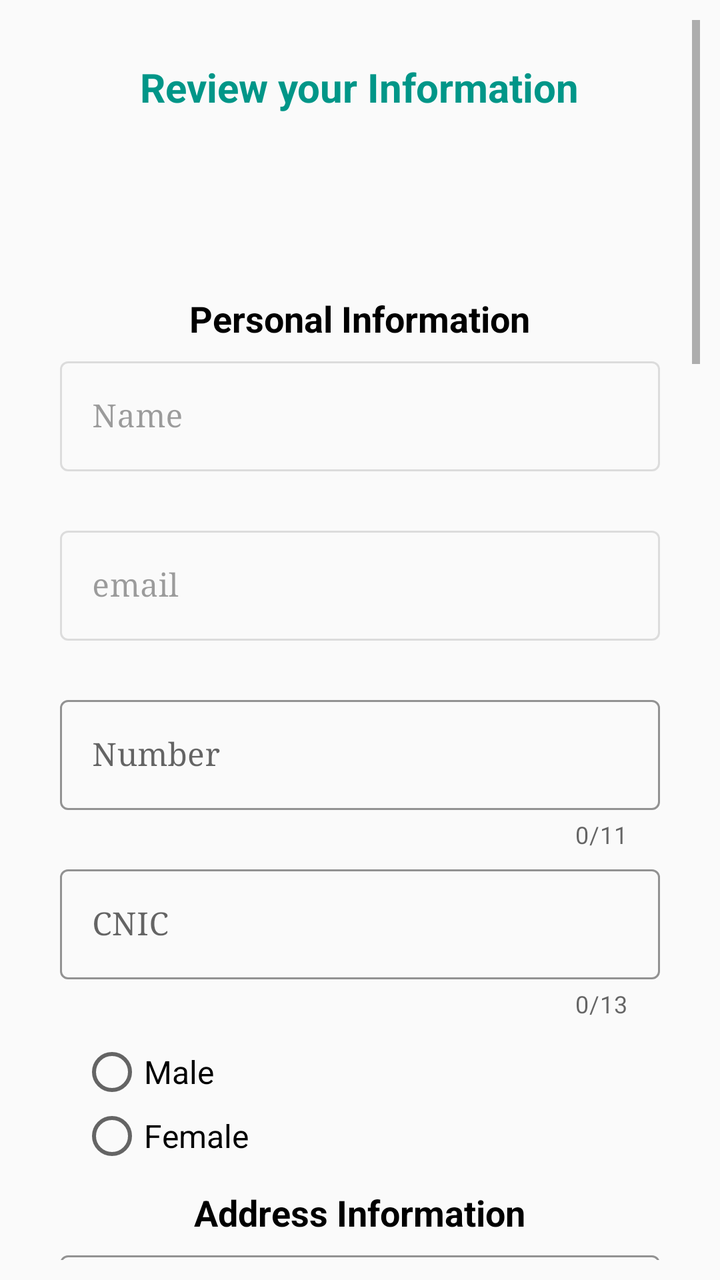
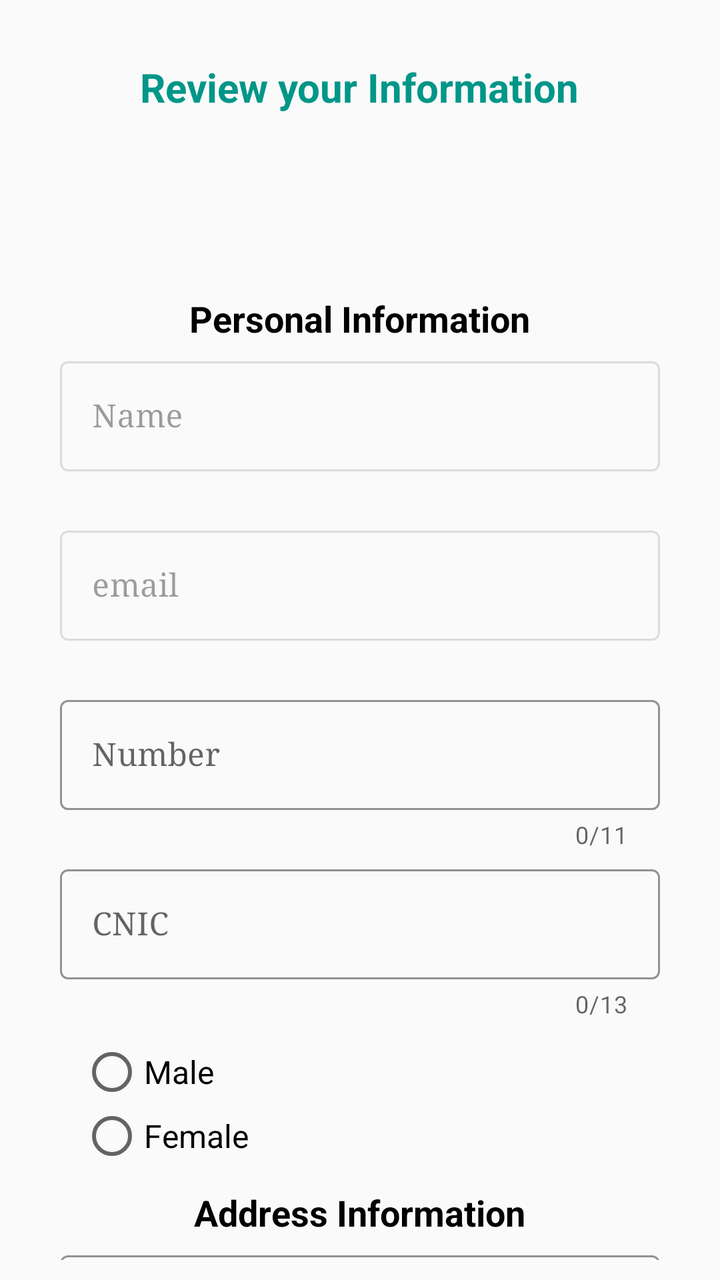

Before-and-after screenshots of an Android layout around one commit, followed by the original layout XML and the change that was made.
<!-- AndroidManifest.xml: application theme Theme.LawAdvat -->
<!-- res/layout/fragment_seventh.xml -->
<?xml version="1.0" encoding="utf-8"?>
<androidx.appcompat.widget.LinearLayoutCompat xmlns:android="http://schemas.android.com/apk/res/android"
    xmlns:tools="http://schemas.android.com/tools"
    android:layout_width="match_parent"
    android:layout_height="match_parent"
    xmlns:app="http://schemas.android.com/apk/res-auto"
    tools:context=".ui.become.SeventhFragmen">
    <ScrollView
        android:layout_width="match_parent"
        android:layout_height="match_parent"
        android:padding="10dp">
        <LinearLayout
            android:layout_width="match_parent"
            android:layout_height="wrap_content"
            android:layout_margin="10dp"
            android:elevation="5dp"
            android:orientation="vertical"
            android:padding="10dp"
            tools:ignore="MissingConstraints">
            <TextView
                android:layout_width="wrap_content"
                android:layout_height="wrap_content"
                android:layout_gravity="center"
                android:text="Review your Information"
                android:layout_marginBottom="10dp"
                android:textColor="#009688"
                android:textSize="20sp"
                android:textStyle="bold" />

            <ImageView
                android:id="@+id/profile"
                android:layout_width="80dp"
                android:layout_height="60dp"
                android:layout_margin="10dp"
                app:srcCompat="@drawable/baseline_account_circle_24" />
            <TextView
                android:layout_width="wrap_content"
                android:layout_height="wrap_content"
                android:layout_gravity="center"
                android:text="Personal Information"
                android:textColor="@color/black"
                android:textSize="18sp"
                android:textStyle="bold" />

            <com.google.android.material.textfield.TextInputLayout
                android:id="@+id/layout_name"
                android:layout_width="match_parent"
                android:layout_height="match_parent"
                android:layout_marginTop="04dp"
                app:errorEnabled="true"
                android:enabled="false"
                style="@style/Widget.MaterialComponents.TextInputLayout.OutlinedBox"
                app:hintTextColor="@color/teal_700"
                app:boxStrokeColor="@color/teal_700"
                tools:ignore="UnusedAttribute">

                <com.google.android.material.textfield.TextInputEditText
                    android:id="@+id/item_name"
                    android:layout_width="match_parent"
                    android:layout_height="wrap_content"
                    android:hint="Name"
                    android:enabled="false"
                    android:inputType="text"
                    tools:ignore="HardcodedText" />
            </com.google.android.material.textfield.TextInputLayout>

            <com.google.android.material.textfield.TextInputLayout
                android:id="@+id/layout_email"
                android:layout_width="match_parent"
                android:layout_height="match_parent"
                android:layout_marginTop="04dp"
                app:errorEnabled="true"
                android:enabled="false"
                style="@style/Widget.MaterialComponents.TextInputLayout.OutlinedBox"
                app:hintTextColor="@color/teal_700"
                app:boxStrokeColor="@color/teal_700"
                tools:ignore="UnusedAttribute">

                <com.google.android.material.textfield.TextInputEditText
                    android:id="@+id/item_email"
                    android:layout_width="match_parent"
                    android:layout_height="wrap_content"
                    android:hint="email"
                    android:enabled="false"
                    android:inputType="text" />
            </com.google.android.material.textfield.TextInputLayout>

            <com.google.android.material.textfield.TextInputLayout
                android:id="@+id/layout_number"
                android:layout_width="match_parent"
                android:layout_height="match_parent"
                android:layout_marginTop="04dp"
                app:counterEnabled="true"
                app:counterMaxLength="11"
                app:errorEnabled="true"
                style="@style/Widget.MaterialComponents.TextInputLayout.OutlinedBox"
                app:hintTextColor="@color/teal_700"
                app:boxStrokeColor="@color/teal_700"
                tools:ignore="UnusedAttribute">

                <com.google.android.material.textfield.TextInputEditText
                    android:id="@+id/item_number"
                    android:layout_width="match_parent"
                    android:layout_height="wrap_content"
                    android:hint="Number"
                    android:inputType="numberDecimal" />
            </com.google.android.material.textfield.TextInputLayout>

            <com.google.android.material.textfield.TextInputLayout
                android:id="@+id/cnic_layout"
                android:layout_width="match_parent"
                android:layout_height="match_parent"
                android:layout_marginTop="04dp"
                app:counterEnabled="true"
                app:counterMaxLength="13"
                app:errorEnabled="true"
                style="@style/Widget.MaterialComponents.TextInputLayout.OutlinedBox"
                app:hintTextColor="@color/teal_700"
                app:boxStrokeColor="@color/teal_700"
                tools:ignore="UnusedAttribute">

                <com.google.android.material.textfield.TextInputEditText
                    android:id="@+id/item_cnic"
                    android:layout_width="match_parent"
                    android:layout_height="wrap_content"
                    android:hint="CNIC"
                    android:inputType="numberDecimal" />
            </com.google.android.material.textfield.TextInputLayout>

            <RadioGroup
                android:id="@+id/radio_group"
                android:layout_width="wrap_content"
                android:layout_height="wrap_content"
                android:padding="10dp">

                <RadioButton
                    android:id="@+id/male"
                    android:layout_width="wrap_content"
                    android:layout_height="wrap_content"
                    android:text="Male" />

                <RadioButton
                    android:id="@+id/female"
                    android:layout_width="wrap_content"
                    android:layout_height="wrap_content"
                    android:text="Female"
                    />

            </RadioGroup>
            <TextView
                android:layout_width="wrap_content"
                android:layout_height="wrap_content"
                android:layout_gravity="center"
                android:text="Address Information"
                android:textColor="@color/black"
                android:textSize="18sp"
                android:textStyle="bold" />

            <com.google.android.material.textfield.TextInputLayout
                android:id="@+id/layout_country"
                android:layout_width="match_parent"
                android:layout_height="match_parent"
                android:layout_marginTop="04dp"
                app:errorEnabled="true"
                style="@style/Widget.MaterialComponents.TextInputLayout.OutlinedBox"
                app:hintTextColor="@color/teal_700"
                app:boxStrokeColor="@color/teal_700"
                tools:ignore="UnusedAttribute">

                <com.google.android.material.textfield.TextInputEditText
                    android:id="@+id/item_country"
                    android:layout_width="match_parent"
                    android:layout_height="wrap_content"
                    android:hint="Pakistan"
                    android:inputType="text"
                    tools:ignore="HardcodedText" />
            </com.google.android.material.textfield.TextInputLayout>

            <com.google.android.material.textfield.TextInputLayout
                android:id="@+id/layout_province"
                android:layout_width="match_parent"
                android:layout_height="match_parent"
                app:errorEnabled="true"
                style="@style/Widget.MaterialComponents.TextInputLayout.OutlinedBox"
                app:hintTextColor="@color/teal_700"
                app:boxStrokeColor="@color/teal_700"
                tools:ignore="UnusedAttribute">

                <com.google.android.material.textfield.TextInputEditText
                    android:id="@+id/item_province"
                    android:layout_width="match_parent"
                    android:layout_height="wrap_content"
                    android:hint="Province"
                    android:inputType="text" />
            </com.google.android.material.textfield.TextInputLayout>

            <com.google.android.material.textfield.TextInputLayout
                android:id="@+id/layout_city"
                android:layout_width="match_parent"
                android:layout_height="match_parent"
                android:layout_marginTop="04dp"
                app:errorEnabled="true"
                style="@style/Widget.MaterialComponents.TextInputLayout.OutlinedBox"
                app:hintTextColor="@color/teal_700"
                app:boxStrokeColor="@color/teal_700"
                tools:ignore="UnusedAttribute">

                <com.google.android.material.textfield.TextInputEditText
                    android:id="@+id/item_city"
                    android:layout_width="match_parent"
                    android:layout_height="wrap_content"
                    android:hint="City"
                    android:inputType="text" />
            </com.google.android.material.textfield.TextInputLayout>
            <com.google.android.material.textfield.TextInputLayout
                android:id="@+id/layout_location"
                android:layout_width="match_parent"
                android:layout_height="match_parent"
                android:layout_marginTop="04dp"
                app:errorEnabled="true"
                app:endIconCheckable="true"
                app:endIconDrawable="@drawable/baseline_location_on_24"
                app:endIconTint="@color/black"
                style="@style/Widget.MaterialComponents.TextInputLayout.OutlinedBox"
                app:hintTextColor="@color/teal_700"
                app:boxStrokeColor="@color/teal_700"
                tools:ignore="UnusedAttribute">

                <com.google.android.material.textfield.TextInputEditText
                    android:id="@+id/item_location"
                    android:layout_width="match_parent"
                    android:layout_height="wrap_content"
                    android:hint="office Location or current location"
                    android:inputType="text" />
            </com.google.android.material.textfield.TextInputLayout>
            <TextView
                android:layout_width="wrap_content"
                android:layout_height="wrap_content"
                android:layout_gravity="center"
                android:text="License Information"
                android:textColor="@color/black"
                android:textSize="18sp"
                android:textStyle="bold" />

            <com.google.android.material.textfield.TextInputLayout
                android:id="@+id/layout_general"
                android:layout_width="match_parent"
                android:layout_height="match_parent"
                android:layout_marginTop="04dp"
                app:errorEnabled="true"
                style="@style/Widget.MaterialComponents.TextInputLayout.OutlinedBox"
                app:hintTextColor="@color/teal_700"
                app:boxStrokeColor="@color/teal_700"
                tools:ignore="UnusedAttribute">

                <com.google.android.material.textfield.TextInputEditText
                    android:id="@+id/item_general"
                    android:layout_width="match_parent"
                    android:layout_height="wrap_content"
                    android:hint="General License"
                    android:clickable="false"
                    android:inputType="text"
                    tools:ignore="HardcodedText" />
            </com.google.android.material.textfield.TextInputLayout>

            <com.google.android.material.textfield.TextInputLayout
                android:id="@+id/layout_high"
                android:layout_width="match_parent"
                android:layout_height="match_parent"
                app:errorEnabled="true"
                style="@style/Widget.MaterialComponents.TextInputLayout.OutlinedBox"
                app:hintTextColor="@color/teal_700"
                app:boxStrokeColor="@color/teal_700"
                tools:ignore="UnusedAttribute">

                <com.google.android.material.textfield.TextInputEditText
                    android:id="@+id/item_high"
                    android:layout_width="match_parent"
                    android:layout_height="wrap_content"
                    android:hint="High Court License"
                    android:inputType="text" />
            </com.google.android.material.textfield.TextInputLayout>

            <com.google.android.material.textfield.TextInputLayout
                android:id="@+id/layout_supreme"
                android:layout_width="match_parent"
                android:layout_height="match_parent"
                android:layout_marginTop="04dp"
                app:errorEnabled="true"
                style="@style/Widget.MaterialComponents.TextInputLayout.OutlinedBox"
                app:hintTextColor="@color/teal_700"
                app:boxStrokeColor="@color/teal_700"
                tools:ignore="UnusedAttribute">

                <com.google.android.material.textfield.TextInputEditText
                    android:id="@+id/item_supreme"
                    android:layout_width="match_parent"
                    android:layout_height="wrap_content"
                    android:hint="Supreme Court License"
                    android:inputType="text" />
            </com.google.android.material.textfield.TextInputLayout>
            <TextView
                android:layout_width="wrap_content"
                android:layout_height="wrap_content"
                android:layout_gravity="center"
                android:text="Experience Information"
                android:textColor="@color/black"
                android:textSize="18sp"
                android:textStyle="bold" />

            <com.google.android.material.textfield.TextInputLayout
                android:id="@+id/layout_des"
                android:layout_width="match_parent"
                android:layout_height="match_parent"
                android:layout_marginTop="04dp"
                app:errorEnabled="true"
                style="@style/Widget.MaterialComponents.TextInputLayout.OutlinedBox"
                app:hintTextColor="@color/teal_700"
                app:boxStrokeColor="@color/teal_700"
                tools:ignore="UnusedAttribute">

                <com.google.android.material.textfield.TextInputEditText
                    android:id="@+id/item_desc"
                    android:layout_width="match_parent"
                    android:layout_height="wrap_content"
                    android:hint="Describe Your Overview"
                    android:clickable="false"
                    android:inputType="text"
                    tools:ignore="HardcodedText" />
            </com.google.android.material.textfield.TextInputLayout>

            <com.google.android.material.textfield.TextInputLayout
                android:id="@+id/layout_experice"
                android:layout_width="match_parent"
                android:layout_height="match_parent"
                app:errorEnabled="true"
                style="@style/Widget.MaterialComponents.TextInputLayout.OutlinedBox"
                app:hintTextColor="@color/teal_700"
                app:boxStrokeColor="@color/teal_700"
                tools:ignore="UnusedAttribute">

                <com.google.android.material.textfield.TextInputEditText
                    android:id="@+id/item_experience"
                    android:layout_width="match_parent"
                    android:layout_height="wrap_content"
                    android:hint="How many year experience"
                    android:inputType="text" />
            </com.google.android.material.textfield.TextInputLayout>

            <com.google.android.material.textfield.TextInputLayout
                android:id="@+id/layout_fee"
                android:layout_width="match_parent"
                android:layout_height="match_parent"
                android:layout_marginTop="04dp"
                app:errorEnabled="true"
                style="@style/Widget.MaterialComponents.TextInputLayout.OutlinedBox"
                app:hintTextColor="@color/teal_700"
                app:boxStrokeColor="@color/teal_700"
                tools:ignore="UnusedAttribute">

                <com.google.android.material.textfield.TextInputEditText
                    android:id="@+id/item_fee"
                    android:layout_width="match_parent"
                    android:layout_height="wrap_content"
                    android:hint="Set your fee in PKR"
                    android:inputType="text" />
            </com.google.android.material.textfield.TextInputLayout>

            <TextView
                android:layout_width="wrap_content"
                android:layout_height="wrap_content"
                android:layout_gravity="center"
                android:text="Specification Case Information"
                android:textColor="@color/black"
                android:textSize="18sp"
                android:textStyle="bold" />

            <com.google.android.material.textfield.TextInputLayout
                android:id="@+id/layout_first"
                android:layout_width="match_parent"
                android:layout_height="match_parent"
                android:layout_marginTop="04dp"
                app:errorEnabled="true"
                style="@style/Widget.MaterialComponents.TextInputLayout.OutlinedBox"
                app:hintTextColor="@color/teal_700"
                app:boxStrokeColor="@color/teal_700"
                tools:ignore="UnusedAttribute">
                <AutoCompleteTextView
                    android:id="@+id/item_first"
                    style="@style/Widget.MaterialComponents.AutoCompleteTextView.FilledBox"
                    android:layout_width="match_parent"
                    android:layout_height="wrap_content"
                    android:inputType="text"
                    android:hint="Highly Specialize in Practical Area"/>
                
            </com.google.android.material.textfield.TextInputLayout>

            <com.google.android.material.textfield.TextInputLayout
                android:id="@+id/layout_second"
                android:layout_width="match_parent"
                android:layout_height="match_parent"
                app:errorEnabled="true"
                style="@style/Widget.MaterialComponents.TextInputLayout.OutlinedBox"
                app:hintTextColor="@color/teal_700"
                app:boxStrokeColor="@color/teal_700"
                tools:ignore="UnusedAttribute">
                <AutoCompleteTextView
                    android:id="@+id/item_second"
                    style="@style/Widget.MaterialComponents.AutoCompleteTextView.FilledBox"
                    android:layout_width="match_parent"
                    android:layout_height="wrap_content"
                    android:inputType="text"
                    android:hint="Highly Specialize in Practical Area"/>
                
            </com.google.android.material.textfield.TextInputLayout>

            <com.google.android.material.textfield.TextInputLayout
                android:id="@+id/layout_third"
                android:layout_width="match_parent"
                android:layout_height="match_parent"
                android:layout_marginTop="04dp"
                app:errorEnabled="true"
                style="@style/Widget.MaterialComponents.TextInputLayout.OutlinedBox"
                app:hintTextColor="@color/teal_700"
                app:boxStrokeColor="@color/teal_700"
                tools:ignore="UnusedAttribute">
                <AutoCompleteTextView
                    android:id="@+id/item_third"
                    style="@style/Widget.MaterialComponents.AutoCompleteTextView.FilledBox"
                    android:layout_width="match_parent"
                    android:layout_height="wrap_content"
                    android:inputType="text"
                    android:hint="Highly Specialize in Practical Area"/>
                
            </com.google.android.material.textfield.TextInputLayout>
            <com.google.android.material.textfield.TextInputLayout
                android:id="@+id/layout_forth"
                android:layout_width="match_parent"
                android:layout_height="match_parent"
                android:layout_marginTop="04dp"
                app:errorEnabled="true"
                style="@style/Widget.MaterialComponents.TextInputLayout.OutlinedBox"
                app:hintTextColor="@color/teal_700"
                app:boxStrokeColor="@color/teal_700"
                tools:ignore="UnusedAttribute">
                <AutoCompleteTextView
                    android:id="@+id/item_forth"
                    style="@style/Widget.MaterialComponents.AutoCompleteTextView.FilledBox"
                    android:layout_width="match_parent"
                    android:layout_height="wrap_content"
                    android:inputType="text"
                    android:hint="Highly Specialize in Practical Area"/>
                
            </com.google.android.material.textfield.TextInputLayout>
            <TextView
                android:layout_width="wrap_content"
                android:layout_height="wrap_content"
                android:layout_gravity="center"
                android:text="Education Information"
                android:textColor="@color/black"
                android:textSize="18sp"
                android:textStyle="bold" />

            <com.google.android.material.textfield.TextInputLayout
                android:id="@+id/layout_firststudy"
                android:layout_width="match_parent"
                android:layout_height="match_parent"
                android:layout_marginTop="04dp"
                app:errorEnabled="true"
                style="@style/Widget.MaterialComponents.TextInputLayout.OutlinedBox"
                app:hintTextColor="@color/teal_700"
                app:boxStrokeColor="@color/teal_700"
                tools:ignore="UnusedAttribute">

                <com.google.android.material.textfield.TextInputEditText
                    android:id="@+id/item_firststudy"
                    android:layout_width="match_parent"
                    android:layout_height="wrap_content"
                    android:clickable="false"
                    android:hint="LLB from"
                    android:inputType="text"
                    tools:ignore="HardcodedText" />
            </com.google.android.material.textfield.TextInputLayout>

            <com.google.android.material.textfield.TextInputLayout
                android:id="@+id/layout_secondstudy"
                android:layout_width="match_parent"
                android:layout_height="match_parent"
                app:errorEnabled="true"
                style="@style/Widget.MaterialComponents.TextInputLayout.OutlinedBox"
                app:hintTextColor="@color/teal_700"
                app:boxStrokeColor="@color/teal_700"
                tools:ignore="UnusedAttribute">

                <com.google.android.material.textfield.TextInputEditText
                    android:id="@+id/item_secondstudy"
                    android:layout_width="match_parent"
                    android:layout_height="wrap_content"
                    android:hint="LLM from"
                    android:inputType="text" />
            </com.google.android.material.textfield.TextInputLayout>

            <com.google.android.material.textfield.TextInputLayout
                android:id="@+id/layout_thirdstudy"
                android:layout_width="match_parent"
                android:layout_height="match_parent"
                android:layout_marginTop="04dp"
                app:errorEnabled="true"
                style="@style/Widget.MaterialComponents.TextInputLayout.OutlinedBox"
                app:hintTextColor="@color/teal_700"
                app:boxStrokeColor="@color/teal_700"
                tools:ignore="UnusedAttribute">

                <com.google.android.material.textfield.TextInputEditText
                    android:id="@+id/item_thirdstudy"
                    android:layout_width="match_parent"
                    android:layout_height="wrap_content"
                    android:hint="Bar of Law from"
                    android:inputType="text" />
            </com.google.android.material.textfield.TextInputLayout>
            <com.google.android.material.textfield.TextInputLayout
                android:id="@+id/layout_forthstudy"
                android:layout_width="match_parent"
                android:layout_height="match_parent"
                android:layout_marginTop="04dp"
                app:errorEnabled="true"
                style="@style/Widget.MaterialComponents.TextInputLayout.OutlinedBox"
                app:hintTextColor="@color/teal_700"
                app:boxStrokeColor="@color/teal_700"
                tools:ignore="UnusedAttribute">

                <com.google.android.material.textfield.TextInputEditText
                    android:id="@+id/item_forthstudy"
                    android:layout_width="match_parent"
                    android:layout_height="wrap_content"
                    android:hint="P.H.D from"
                    android:inputType="text" />
            </com.google.android.material.textfield.TextInputLayout>

            <LinearLayout
                android:layout_width="wrap_content"
                android:layout_height="wrap_content"
                android:layout_gravity="center"
                android:padding="08dp"
                android:orientation="horizontal">

                <Button
                    android:id="@+id/back_btn"
                    android:layout_width="wrap_content"
                    android:layout_height="wrap_content"
                    android:layout_marginEnd="04dp"
                    android:layout_marginBottom="10dp"
                    android:backgroundTint="@color/white"
                    android:shadowColor="@color/black"
                    android:text="Back"
                    android:textColor="@color/black" />
                <Button
                    android:id="@+id/save_btn"
                    android:layout_marginStart="04dp"
                    android:layout_width="wrap_content"
                    android:layout_height="wrap_content"
                    android:layout_marginBottom="10dp"
                    android:backgroundTint="#002C28"
                    android:text="Save"
                    android:textColor="@color/white"
                    />
            </LinearLayout>
        </LinearLayout>
    </ScrollView>
</androidx.appcompat.widget.LinearLayoutCompat>
<!-- resources referenced by this layout -->
<resources>
  <color name="black">#FF000000</color>
  <color name="teal_700">#FF018786</color>
  <color name="white">#FFFFFFFF</color>
  <!-- drawable baseline_account_circle_24 (drawable) -->
  <vector android:height="24dp" android:tint="#000000"
      android:viewportHeight="24" android:viewportWidth="24"
      android:width="24dp" xmlns:android="http://schemas.android.com/apk/res/android">
      <path android:fillColor="@android:color/white" android:pathData="M12,2C6.48,2 2,6.48 2,12s4.48,10 10,10 10,-4.48 10,-10S17.52,2 12,2zM12,5c1.66,0 3,1.34 3,3s-1.34,3 -3,3 -3,-1.34 -3,-3 1.34,-3 3,-3zM12,19.2c-2.5,0 -4.71,-1.28 -6,-3.22 0.03,-1.99 4,-3.08 6,-3.08 1.99,0 5.97,1.09 6,3.08 -1.29,1.94 -3.5,3.22 -6,3.22z"/>
  </vector>
  <!-- drawable baseline_location_on_24 (drawable) -->
  <vector android:height="24dp" android:tint="#000000"
      android:viewportHeight="24" android:viewportWidth="24"
      android:width="24dp" xmlns:android="http://schemas.android.com/apk/res/android">
      <path android:fillColor="@android:color/white" android:pathData="M12,2C8.13,2 5,5.13 5,9c0,5.25 7,13 7,13s7,-7.75 7,-13c0,-3.87 -3.13,-7 -7,-7zM12,11.5c-1.38,0 -2.5,-1.12 -2.5,-2.5s1.12,-2.5 2.5,-2.5 2.5,1.12 2.5,2.5 -1.12,2.5 -2.5,2.5z"/>
  </vector>
  <style name="Theme.LawAdvat" parent="Theme.MaterialComponents.DayNight.DarkActionBar.Bridge">
          
          <item name="colorPrimary">@color/white</item>
          <item name="colorPrimaryVariant">#FFFFFF</item>
          <item name="colorOnPrimary">#009688</item>
          
          <item name="colorSecondary">@color/teal_200</item>
          <item name="colorSecondaryVariant">@color/teal_700</item>
          <item name="colorOnSecondary">#FFFFFF</item>
          
          <item name="android:statusBarColor">#FFFFFF</item>
          
          <item name="titleTextColor">@color/black</item>
          <item name="fontFamily">serif</item>
          <item name="android:textSize">16sp</item>
      </style>
  <color name="teal_200">#FF03DAC5</color>
</resources>

<!-- the commit's change to res/layout/fragment_seventh.xml (unified diff, before → after) -->
@@ -8,6 +8,7 @@
     <ScrollView
         android:layout_width="match_parent"
         android:layout_height="match_parent"
+        android:scrollbars="none"
         android:padding="10dp">
         <LinearLayout
             android:layout_width="match_parent"
